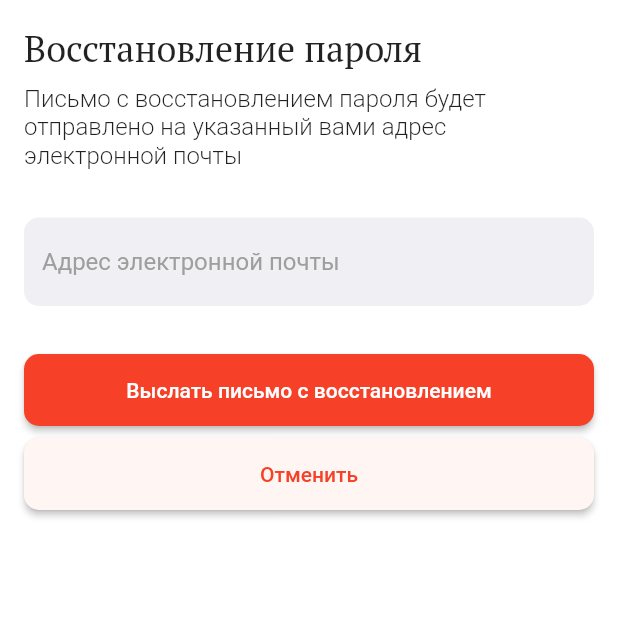
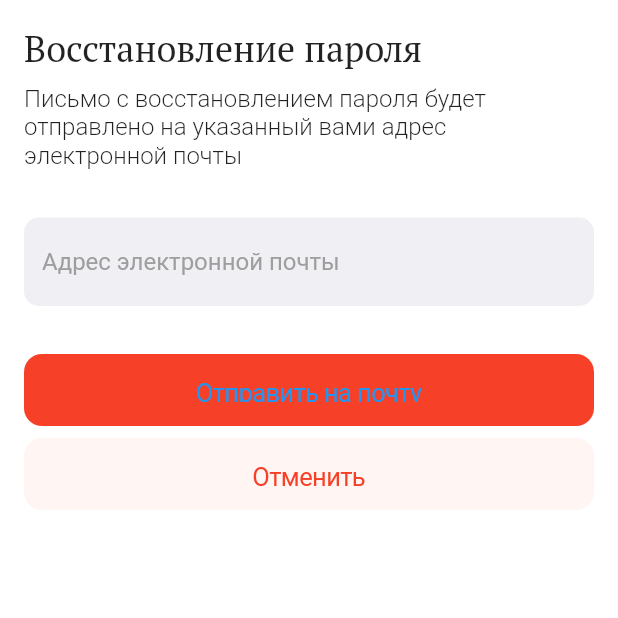
Before and after one commit to egor-baranov/ldt-hack, a Flutter app: the ForgotEmail screen opened directly, on a phone screen of 412 x 824 dp, the top half of it. Run offline on Flutter 3.47's test engine with Material 2 defaults, Android fonts, the phone set to English and light mode, and no system bars; our stand-ins replace calendar_date_picker2, google_fonts, permission_handler; missing offline and left inert: agora_rtc_engine, agora_uikit.

Commit message:
native ios buttons

```diff
--- a/lib/screens/call.dart
+++ b/lib/screens/call.dart
@@ -1,3 +1,5 @@
+import 'dart:math';
+
 import 'package:flutter/cupertino.dart';
 import 'package:flutter/material.dart';
 
@@ -26,7 +28,7 @@ class _CallState extends State<Call> {
 
   final AgoraClient client = AgoraClient(
     agoraConnectionData: AgoraConnectionData(
-      username: "kepler88d",
+      username: "user" + Random.secure().nextInt(1000).toString(),
       appId: "faa5e42e20664f2e8090edd45ae9b1a6",
       channelName: "test",
       tempToken: "007eJxTYCjcJSPG+XrL3DuJcdutN3E+neHUL6C6eWaJ88x5K7QT79srMKQlJpqmmhilGhmYmZmkGaVaGFgapKakmJgmplomGSaa1aUUpDQEMjJM1YlgZmSAQBCfhaEktbiEgQEAGOMelA==",
--- a/lib/screens/forgot_email.dart
+++ b/lib/screens/forgot_email.dart
@@ -58,42 +58,29 @@ class _ForgotEmailState extends State<ForgotEmail> {
                 Container(
                   height: 48,
                   width: double.infinity,
-                  child: ElevatedButton(
-                    style: ButtonStyle(
-                      backgroundColor:
-                          MaterialStateProperty.all(ColorResources.accentRed),
-                      shape: MaterialStateProperty.all<RoundedRectangleBorder>(
-                        RoundedRectangleBorder(
-                          borderRadius: BorderRadius.circular(10.0),
-                        ),
-                      ),
-                    ),
+                  child: CupertinoButton(
+                    color: ColorResources.accentRed,
                     onPressed: () {
                       Navigator.pop(context);
                     },
-                    child: Text("Выслать письмо с восстановлением"),
+                    child: Text("Отправить на почту"),
                   ),
                 ),
                 SizedBox(height: 8),
                 Container(
                   height: 48,
                   width: double.infinity,
-                  child: ElevatedButton(
-                    style: ButtonStyle(
-                      backgroundColor:
-                          MaterialStateProperty.all(ColorResources.accentPink),
-                      foregroundColor:
-                          MaterialStateProperty.all(ColorResources.accentRed),
-                      shape: MaterialStateProperty.all<RoundedRectangleBorder>(
-                        RoundedRectangleBorder(
-                          borderRadius: BorderRadius.circular(10.0),
-                        ),
-                      ),
-                    ),
+                  child: CupertinoButton(
+                    color: ColorResources.accentPink,
                     onPressed: () {
                       Navigator.pop(context);
                     },
-                    child: Text("Отменить"),
+                    child: Text(
+                      "Отменить",
+                      style: TextStyle(
+                        color: ColorResources.accentRed,
+                      ),
+                    ),
                   ),
                 ),
                 SizedBox(height: 16),
```
Also changed, not shown: lib/screens/consultation.dart (+10 -23 lines).
